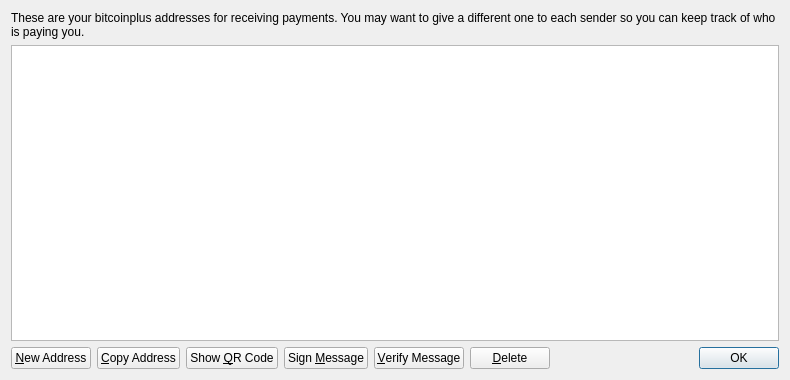
First picture: the form in src/qt/forms/addressbookpage.ui, repository stubma/xbcwalletsource, before the edit.
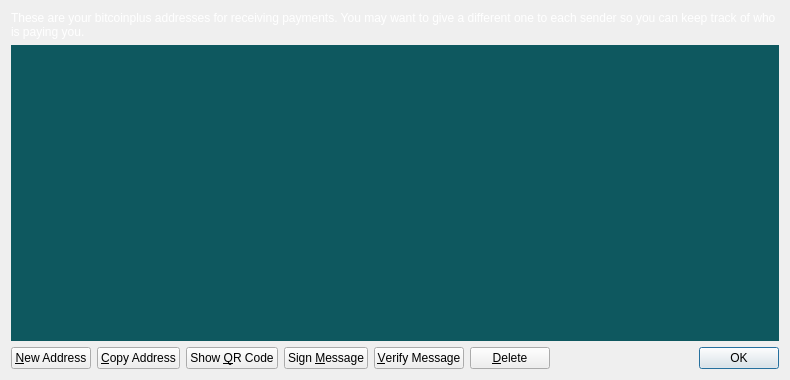
Second picture: the form after the edit. Icons and pictures are not drawn.

```diff
--- a/src/qt/forms/addressbookpage.ui
+++ b/src/qt/forms/addressbookpage.ui
@@ -14,224 +14,14 @@
    <string>Address Book</string>
   </property>
   <property name="styleSheet">
-   <string notr="true">QDialog {
-        color: white;
-        background-color: #343434;
-        border: none;
-}
-
-QMainWindow {
-        color: white;
-        background-color: #343434;
-        border: none;
-}
-
-QMenu {
-        background-color: #343434;
-        color: white;
-}
-
-QMenu::item:selected {
-        background-color: #e86941;
-        color: white;
-}
-
-QMenu::item:hover {
-        background-color: #33ffff;
-        color: white;
-}
-
-QProgressBar {
-        background-color: #343434;
-        border-radius: 6px;
-        text-align: center;
-        color: white;
-}
-
-QProgressBar::chunk {
-        background: QLinearGradient(x1: 0, y1: 0, x2: 1, y2: 0, stop: 0 #000000, stop: 1 #e86941);
-        border-radius: 6px; margin: 0px;
-}
-
-QScrollArea {
-        border-radius: 6px;
-        border-width: 0;
-        border-style: none;
-        padding: 8px;
-        background-color: #000000;
-        color: white;
-}
-
-QFormLayout {
-        border-radius: 6px;
-        border-width: 0;
-        border-style: none;
-        padding: 8px;
-        background-color: #000000;
-        color: white;
-}
-
-QCheckBox {
-        border-radius: 4px;
-        border-width: 0;
-        border-style: none;
-        padding: 8px;
-        background-color: #000000;
-        color: white;
-}
-
-QVBoxLayout {
-        border-radius: 6px;
-        border-width: 0;
-        border-style: none;
-        padding: 8px;
-        background-color: #000000;
-        color: white;
-}
-
-QFrame#central {
-        background-color: #343434;
-        border: none
-}
-
-QFrame#SendCoinsEntry {
-        background-color: #343434;
-        border: none;
-        min-width: 10em;
-        padding: 6px;
-}
-
-QFrame#frame, QFrame#frame_2, QFrame#frame_3 {
-        background-color: #000000;
-        border-style: plain;
-        border-width: 20px;
-        border-radius: 15px;
-        border-color: #000000;
-        min-width: 10em;
-        padding: 6px;
-}
-
-QLabel {
+   <string notr="true">QLabel {
         background-color: transparent;
-        color: white;
-        font-weight: normal
-}
-
-QLabel[openExternalLinks=true], QHeaderView {
-        color: #aaaaaa
-}
-
-QLabel[openExternalLinks=false] {
-        color: white;
-        font-weight: normal
-}
-
-QPushButton, QToolButton {
-        border: 2px solid #000000;
-        border-radius: 3px;
-        background-color: #000000;
-        color: white;
-        padding: 6px;
-        margin: 6px;
-}
-
-QPushButton:checked, QToolButton:checked {
-        color: #e86941;
-}
-
-QPushButton:pressed, QToolButton:pressed {
-        border-color: #e86941;
-        color: #e86941;
-}
-
-QPushButton:disabled, QToolButton:disabled {
-        color: #444;
-        background-color: #222222;
-}
-
-scrollAreaWidgetContents QToolButton {
-        border-radius: 8px;
-        border-width: 0px;
-}
-
-scrollAreaWidgetContents {
-        background: #222222
-}
-
-scrollAreaWidgetContents &gt; QFrame {
-        background-color: #222222;
-        border-width: 0px;
-        border-style: none;
-}
-
-QToolBar {
-        background: #343434;
-        border: 0px solid black;
-        padding: 3px;
-}
-
-QToolBar::handle {
-        image: url(handle.png);
-}
-
-QMenuBar {
-        background: #343434;
-}
-
-QMenuBar::item {
-        background: #343434;
-        color: white;
-}
-
-QStatusBar {
-        background: #343434;
-}
-
-QLineEdit {
-        border-radius: 6px;
-        border-width: 1px;
-        border-color: #222222;
-        padding: 8px;
-        background-color: #000000;
-        color: white;
-}
-
-QLineEdit:disabled {
-        border-radius: 6px;
-        border-width: 1px;
-        border-color: #222222;
-        padding: 8px;
-        background-color: #262626;
-        color: white;
-}
-
-QComboBox {
-        border-radius: 8px;
-        border-width: 0;
-        border-style: none;
-        padding: 4px;
-        background-color: #000000;
-        color: white;
-}
-
-payAmount {
-        border-radius: 8px;
-        border-width: 0;
-        border-style: none;
-        padding: 4px;
-        background-color: #000000;
-        color: white;
-}
-
-QComboBox::drop-down {
-        border-width: 0;
-        border-style: none;
-        background-color: #000000;
-        color: white;
+        color: #ffffff;
+        font-weight: normal;
 }
 
 QTableView {
-        background: #000000;
+        background: #0e585f;
         color: white;
         border-style: none;
         selection-background-color: #aaaaaa;
@@ -239,39 +29,6 @@
         selection-color: #000000;
         border: 0px solid black;
 }
-
-QHeaderView {
-        color: #aaaaaa;
-        background-color: #000000;
-        background-image: none;
-}
-
-QHeaderView::section {
-        color: #aaaaaa;
-        background-color: #222222;
-}
-
-QHeaderView::section:checked {
-        background-color: #000000;
-}
-
-QTabWidget {
-        background: #343434;
-}
-
-QTabWidget::pane {
-        border-top: 1px solid #000000;
-        border: 2px solid #000000;
-        border-bottom-left-radius: 8px;
-        border-bottom-right-radius: 8px;
-        border-top-right-radius: 8px;
-        background: #343434;
-}
-
-QTabWidget::tab-bar {
-        left: 5px;
-}
-
 </string>
   </property>
   <layout class="QVBoxLayout" name="verticalLayout">
```
